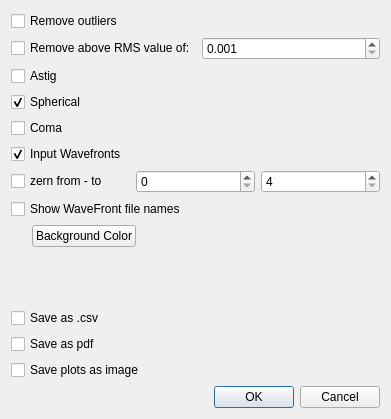
Above: statsdlg.ui from githubdoe/DFTFringe before the change. Below: the same form after it.
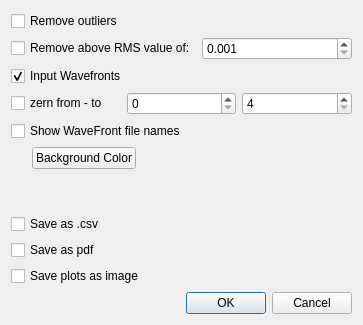
That is the form after the change.

```diff
--- a/statsdlg.ui
+++ b/statsdlg.ui
@@ -6,8 +6,8 @@
    <rect>
     <x>0</x>
     <y>0</y>
-    <width>391</width>
-    <height>419</height>
+    <width>359</width>
+    <height>325</height>
    </rect>
   </property>
   <property name="windowTitle">
@@ -48,36 +48,6 @@
      </item>
     </layout>
    </item>
-   <item>
-    <widget class="QCheckBox" name="AstigCB">
-     <property name="text">
-      <string>Astig</string>
-     </property>
-    </widget>
-   </item>
-   <item>
-    <widget class="QCheckBox" name="SACB">
-     <property name="text">
-      <string>Spherical</string>
-     </property>
-     <property name="checked">
-      <bool>true</bool>
-     </property>
-    </widget>
-   </item>
-   <item>
-    <widget class="QCheckBox" name="ComaCB">
-     <property name="minimumSize">
-      <size>
-       <width>81</width>
-       <height>0</height>
-      </size>
-     </property>
-     <property name="text">
-      <string>Coma</string>
-     </property>
-    </widget>
-   </item>
    <item>
     <widget class="QCheckBox" name="doInputsCB">
      <property name="text">
```
